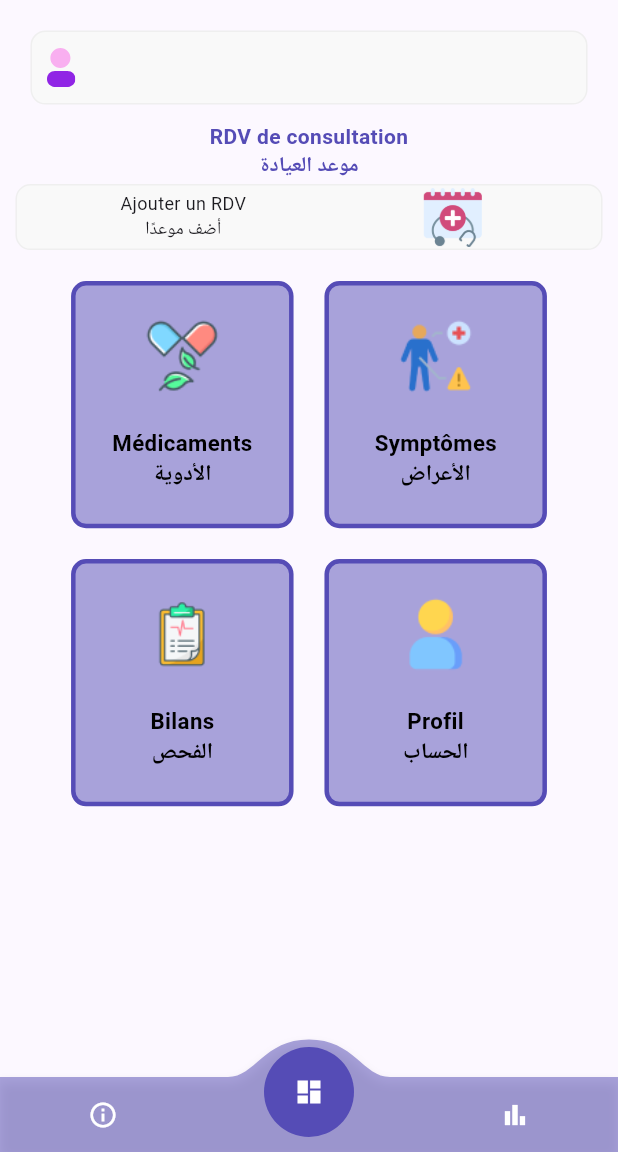
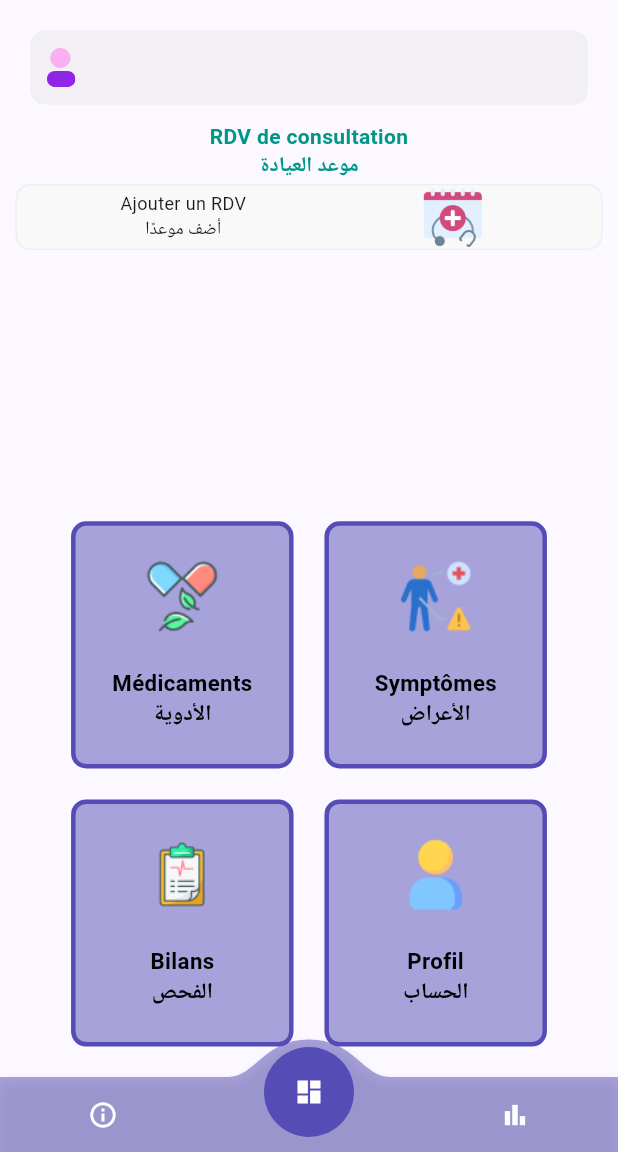
Before and after one commit to hamzaSghaier/lupus, a Flutter app: the DashboardScreen screen opened directly, item 2 of the bottom bar chosen, on a phone screen of 412 x 824 dp, the part 84-1236 px from its top. Run offline on Flutter 3.47's test engine with Material 3 defaults, Android fonts, the phone set to English and light mode, and no system bars; drawn by our look-alikes of convex_bottom_bar; our stand-ins replace awesome_dialog, awesome_notifications, camera, flutter_local_notifications, flutter_svg, get and 5 more; missing offline and left inert: disable_battery_optimization, syncfusion_flutter_pdfviewer, widget_zoom; accounts and stored records are empty; project files that could hold a hidden picture were left out.

Commit message:
scroll in rdv list dash && prescription reminder button style

```diff
--- a/lib/constants/colors.dart
+++ b/lib/constants/colors.dart
@@ -1,11 +1,13 @@
-import 'package:flutter/cupertino.dart';
+import 'package:flutter/material.dart';
 
 const grey = Color(0xffF9F9F9);
+const lightGrey = Color.fromARGB(87, 241, 241, 241);
 const greyContour = Color(0xffEFEFEF);
 
 const pink = Color(0xff554cb6);
 const lightPink = Color(0xff554cb6);
 const seedColor = Color(0xff554cb6);
+const confirmColor = Colors.green;
 
 var lastDateYear = DateTime(DateTime.now().year + 3).year;
 var firstDateYear = DateTime(DateTime.now().year - 3).year;
--- a/lib/screens/bilan/widgets/bilan_info.dart
+++ b/lib/screens/bilan/widgets/bilan_info.dart
@@ -3,10 +3,10 @@ import 'dart:io';
 import 'package:camera/camera.dart';
 import 'package:flutter/material.dart';
 import 'package:flutter_local_notifications/flutter_local_notifications.dart';
+import 'package:photo_view/photo_view.dart';
+import 'package:photo_view/photo_view_gallery.dart';
 import 'package:tunlup/screens/bilan/models/bilan_model.dart';
 import 'package:tunlup/shared/file_service.dart';
-import 'package:photo_view/photo_view.dart';
-import 'package:photo_view/photo_view_gallery.dart';
 
 class BilanInfo extends StatefulWidget {
   const BilanInfo({
@@ -235,6 +235,7 @@ class _BilanInfoState extends State<BilanInfo> {
 
     return Card(
       elevation: 2,
+      surfaceTintColor: Colors.grey,
       margin: const EdgeInsets.symmetric(vertical: 8, horizontal: 16),
       child: Padding(
         padding: const EdgeInsets.all(16),
--- a/lib/screens/bilan/widgets/rdv_widget.dart
+++ b/lib/screens/bilan/widgets/rdv_widget.dart
@@ -30,7 +30,10 @@ class RdvWidget extends StatefulWidget {
 class _RdvWidgetState extends State<RdvWidget> {
   @override
   Widget build(BuildContext context) {
-    return Column(
+    return SingleChildScrollView(
+      child: Padding(
+        padding: const EdgeInsets.only(bottom: 8.0),
+        child: Column(
           children: [
             // Title
             const Padding(
@@ -38,7 +41,9 @@ class _RdvWidgetState extends State<RdvWidget> {
               child: Text(
                 'RDV de consultation\nموعد العيادة',
                 style: TextStyle(
-                fontSize: 14, fontWeight: FontWeight.bold, color: seedColor),
+                    fontSize: 14,
+                    fontWeight: FontWeight.bold,
+                    color: Colors.teal),
                 textAlign: TextAlign.center,
               ),
             ),
@@ -120,15 +125,23 @@ class _RdvWidgetState extends State<RdvWidget> {
             if (widget.hasRdv)
               ElevatedButton.icon(
                 onPressed: () => _showInputDialog(context, "Autre"),
-            icon: const Icon(Icons.add),
+                icon: const Icon(
+                  Icons.add_circle_outline,
+                  size: 24,
+                  color: Colors.white,
+                ),
                 label: const Text("Autres RDVs\nمواعيد أخرى",
                     textAlign: TextAlign.center),
                 style: ElevatedButton.styleFrom(
-              // backgroundColor: ,
-              padding: const EdgeInsets.symmetric(horizontal: 20, vertical: 10),
+                  foregroundColor: Colors.white,
+                  backgroundColor: Colors.teal,
+                  padding:
+                      const EdgeInsets.symmetric(horizontal: 40, vertical: 5),
                 ),
               ),
           ],
+        ),
+      ),
     );
   }
 
@@ -348,6 +361,16 @@ class _RdvWidgetState extends State<RdvWidget> {
         actions: [
           ElevatedButton(
             style: ElevatedButton.styleFrom(
+              backgroundColor: Colors.red,
+            ),
+            onPressed: () async {
+              Navigator.pop(context);
+            },
+            child: const Text('Annuler | إلغاء',
+                style: TextStyle(color: Colors.white)),
+          ),
+          ElevatedButton(
+            style: ElevatedButton.styleFrom(
               backgroundColor: Colors.green,
             ),
             onPressed: () async {
@@ -375,16 +398,6 @@ class _RdvWidgetState extends State<RdvWidget> {
             child: const Text('Ajouter | إضافة',
                 style: TextStyle(color: Colors.white)),
           ),
-          ElevatedButton(
-            style: ElevatedButton.styleFrom(
-              backgroundColor: Colors.red,
-            ),
-            onPressed: () async {
-              Navigator.pop(context);
-            },
-            child: const Text('Annuler | إلغاء',
-                style: TextStyle(color: Colors.white)),
-          )
         ],
       ),
     );
--- a/lib/screens/bilan/widgets/user_info.dart
+++ b/lib/screens/bilan/widgets/user_info.dart
@@ -27,7 +27,7 @@ class _UserInfoState extends State<UserInfo> {
       margin: const EdgeInsets.all(10),
       height: widget.mediaQuery.size.height * 0.06,
       decoration: BoxDecoration(
-          color: grey,
+          color: Colors.grey.withOpacity(0.1),
           border: Border.all(color: greyContour),
           borderRadius: const BorderRadius.all(Radius.circular(10))),
       child: Row(mainAxisAlignment: MainAxisAlignment.spaceBetween, children: [
--- a/lib/screens/dashboard.dart
+++ b/lib/screens/dashboard.dart
@@ -111,11 +111,14 @@ class _DashboardScreenState extends State<DashboardScreen> {
                   gender: "",
                   age: _calculateBirthYear(),
                 ),
-                RdvWidget(
-                  mediaQuery: size,
-                  rdvs: rdvList,
-                  hasRdv: rdvList.isNotEmpty,
-                  update: loadRdvs,
+                SizedBox(
+                  height: MediaQuery.of(context).size.height * 0.3,
+                  child: RdvWidget(
+                    mediaQuery: size,
+                    rdvs: rdvList,
+                    hasRdv: rdvList.isNotEmpty,
+                    update: loadRdvs,
+                  ),
                 ),
                 SizedBox(height: spacing),
                 _buildMenuGrid(buttonSize, spacing),
--- a/lib/screens/signup.dart
+++ b/lib/screens/signup.dart
@@ -230,7 +230,7 @@ class _SignUpScreenState extends State<SignUpScreen> {
         ),
         ElevatedButton(
           style: ElevatedButton.styleFrom(
-            backgroundColor: pink,
+            backgroundColor: confirmColor,
             shape: const RoundedRectangleBorder(
               borderRadius: BorderRadius.all(Radius.circular(15)),
             ),
```
Also changed, not shown: lib/screens/bilan/bilan_screen.dart (+8 -3 lines), lib/screens/medicaments.dart (+18 -6 lines), 5 other files. Lines whose indentation alone changed are shown as unchanged.
